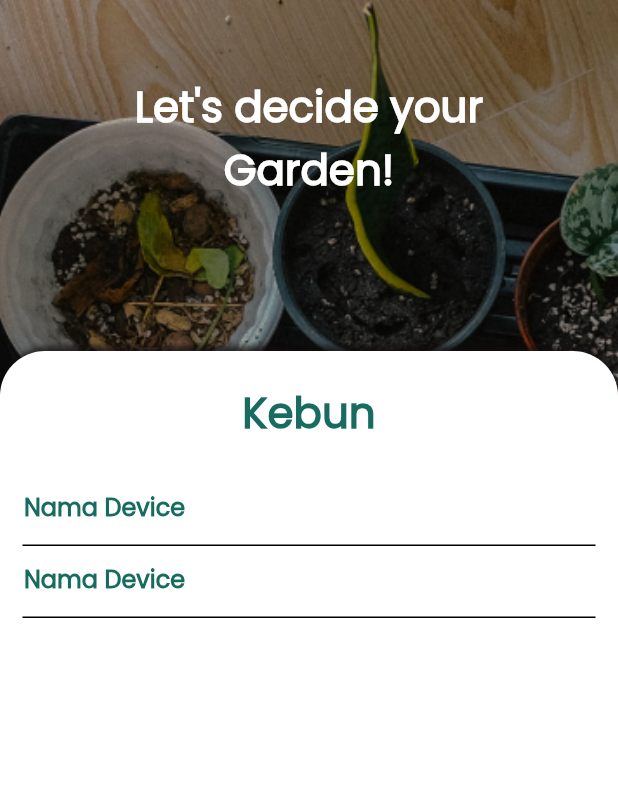
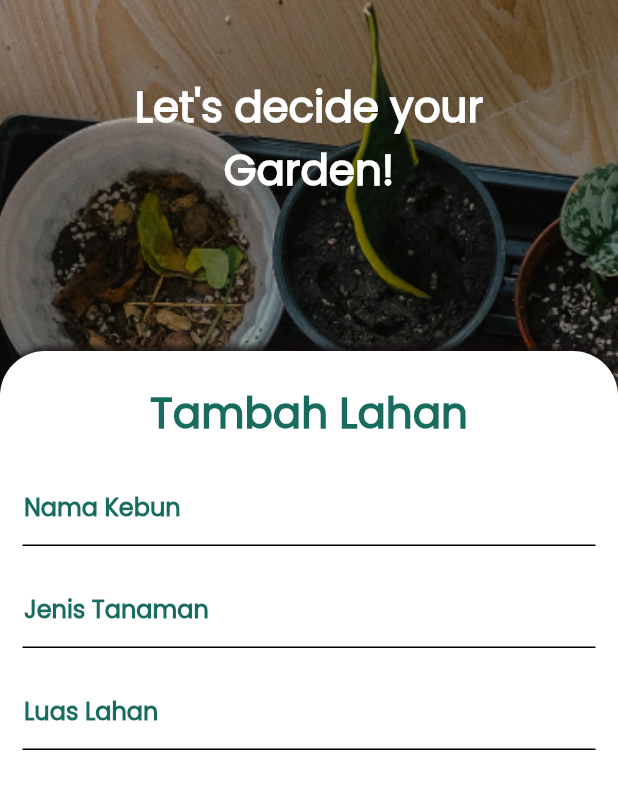
Before and after one commit to banyunrm/Smart_Farming, a Flutter app: the GardenPage screen opened directly, on a phone screen of 412 x 824 dp. Shown: the top 789 px of the screen. Run offline on Flutter 3.47's test engine with Material 2 defaults, Android fonts, the phone set to English and light mode, and no system bars; our stand-ins replace curved_navigation_bar, shared_preferences, wave; accounts and stored records are empty.

```diff
--- a/lib/page/garden_page.dart
+++ b/lib/page/garden_page.dart
@@ -1,4 +1,8 @@
+import 'dart:convert';
+
 import 'package:flutter/material.dart';
+import 'package:shared_preferences/shared_preferences.dart';
+import 'package:flutter/services.dart';
 
 class GardenPage extends StatefulWidget {
   @override
@@ -6,7 +10,51 @@ class GardenPage extends StatefulWidget {
 }
 
 class _GardenPageState extends State<GardenPage> {
+  List<Map<String, dynamic>> farmList = [];
+  String _name = '';
+  String _jenis = '';
+  final _nameField = TextEditingController();
+  final _jenisField = TextEditingController();
+  var addData;
+
+  double longitude = 0.0;
+  double latitude = 0.0;
+  int farm = 0;
+  final _longitudeField = TextEditingController();
+  final _latitudeField = TextEditingController();
+  final _farmField = TextEditingController();
+
   @override
+  void initState() {
+    super.initState();
+  }
+
+  void _storeData() async {
+    final SharedPreferences prefs = await SharedPreferences.getInstance();
+    var newData = prefs.getString('farmdata');
+    List<Map<String, dynamic>> convertedData =
+        List<Map<String, dynamic>>.from(jsonDecode(newData ?? "[]"));
+    farmList = convertedData;
+
+    if (_nameField.text.isEmpty || _jenisField.text.isEmpty) {
+      ScaffoldMessenger.of(context).showSnackBar(
+        const SnackBar(
+            duration: Duration(seconds: 2),
+            content: Text('Nama dan Jenis Tanaman tidak boleh kosong!')),
+      );
+      return;
+    }
+
+    addData = {
+      "name": _name,
+      "jenis": _jenis,
+      "longitude": longitude,
+      "latitude": latitude,
+      "farm": farm
+    };
+
+  }
+
   Widget build(BuildContext context) {
     return Scaffold(
       resizeToAvoidBottomInset: false,
@@ -63,10 +111,10 @@ class _GardenPageState extends State<GardenPage> {
                 child: Center(
                   child: Column(
                     children: [
-                      Container (
+                      Container(
                         margin: EdgeInsets.only(top: 20),
                         child: Text(
-                        'Kebun',
+                          'Tambah Lahan',
                           style: TextStyle(
                             fontSize: 28.0,
                             fontFamily: 'Poppins',
@@ -86,7 +134,7 @@ class _GardenPageState extends State<GardenPage> {
                           ),
                           autofocus: false,
                           decoration: InputDecoration(
-                            labelText: 'Nama Device',
+                            labelText: 'Nama Kebun',
                             contentPadding: EdgeInsets.all(1.0),
                             labelStyle: TextStyle(
                               fontSize: 16.0,
@@ -104,7 +152,7 @@ class _GardenPageState extends State<GardenPage> {
                         ),
                       ),
                       Padding(
-                        padding: EdgeInsets.only(left: 15, right: 15),
+                        padding: EdgeInsets.only(top: 20, left: 15, right: 15),
                         child: TextField(
                           style: TextStyle(
                             fontSize: 16.0,
@@ -114,7 +162,35 @@ class _GardenPageState extends State<GardenPage> {
                           ),
                           autofocus: false,
                           decoration: InputDecoration(
-                            labelText: 'Nama Device',
+                            labelText: 'Jenis Tanaman',
+                            contentPadding: EdgeInsets.all(1.0),
+                            labelStyle: TextStyle(
+                              fontSize: 16.0,
+                              fontFamily: 'Poppins',
+                              fontWeight: FontWeight.w600,
+                              color: Color.fromARGB(255, 23, 107, 95),
+                            ),
+                            enabledBorder: UnderlineInputBorder(
+                              borderSide: BorderSide(
+                                color: Colors.black,
+                                width: 1,
+                              ),
+                            ),
+                          ),
+                        ),
+                      ),
+                      Padding(
+                        padding: EdgeInsets.only(top: 20, left: 15, right: 15),
+                        child: TextField(
+                          style: TextStyle(
+                            fontSize: 16.0,
+                            fontFamily: 'Poppins',
+                            fontWeight: FontWeight.w600,
+                            color: Color.fromARGB(255, 23, 107, 95),
+                          ),
+                          autofocus: false,
+                          decoration: InputDecoration(
+                            labelText: 'Luas Lahan',
                             contentPadding: EdgeInsets.all(1.0),
                             labelStyle: TextStyle(
                               fontSize: 16.0,
--- a/pubspec.yaml
+++ b/pubspec.yaml
@@ -32,6 +32,8 @@ dependencies:
   flutter:
     sdk: flutter
   google_fonts: ^4.0.4
+  shared_preferences: ^2.1.1
+  geolocator: ^9.0.2
 
 
 
```
Also changed, not shown: lib/page/device_page.dart (added, +14 -0 lines), pubspec.lock, 3 other files. Lines whose indentation alone changed are shown as unchanged.
